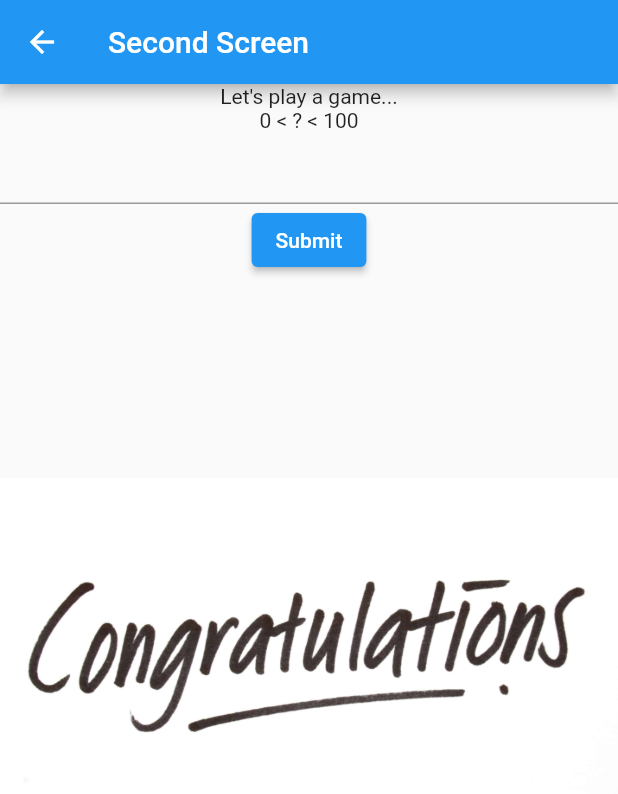
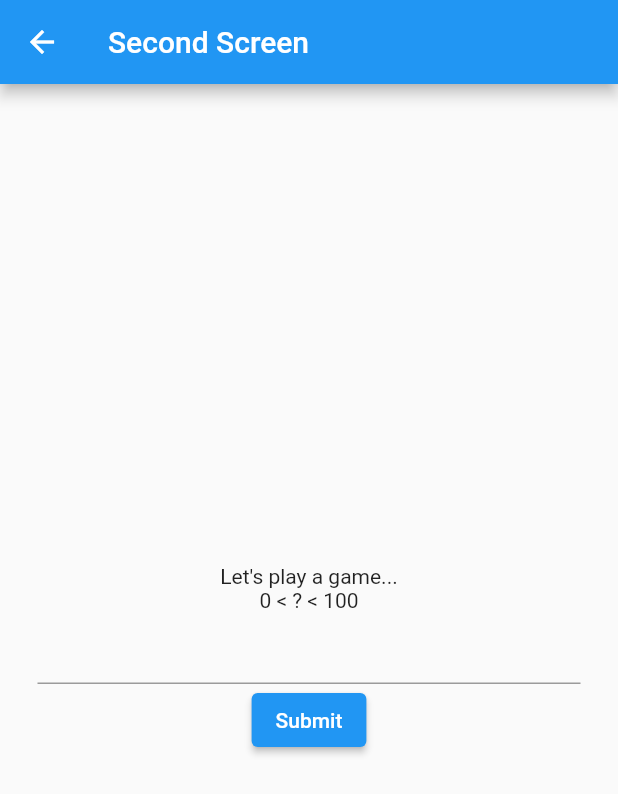
Before and after one commit to flutter-kurz-2/druha_lekce, a Flutter app: the SecondScreen screen opened directly, on a phone screen of 412 x 824 dp. Shown: the top 794 px of the screen. Run offline on Flutter 3.47's test engine with Material 2 defaults, Android fonts, the phone set to English and light mode, and no system bars.

Commit message:
nicer second screen

```diff
--- a/lib/screens/second_screen.dart
+++ b/lib/screens/second_screen.dart
@@ -49,19 +49,21 @@ class _SecondScreenState extends State<SecondScreen> {
         title: const Text("Second Screen"),
       ),
       body: Container(
-        decoration: const BoxDecoration(
-          image: DecorationImage(
-              image: AssetImage("assets/images/congrats.png")),
-        ),
+        width: MediaQuery.of(context).size.width,
         child: Column(
+          mainAxisAlignment: MainAxisAlignment.center,
+          crossAxisAlignment: CrossAxisAlignment.center,
           children: <Widget>[
             if (!won) const Text("Let's play a game..."),
             if (!won) const Text("0 < ? < 100"),
             if (!won)
-              TextField(
-                textAlign: TextAlign.center,
-                keyboardType: TextInputType.number,
-                controller: guessController,
+              Container(
+                padding: const EdgeInsets.only(left: 25.0, right: 25.0),
+                child: TextField(
+                  textAlign: TextAlign.center,
+                  keyboardType: TextInputType.number,
+                  controller: guessController,
+                ),
               ),
             if (!won && wrongGuess) Text(wrongGuessText),
             if (!won)
```
